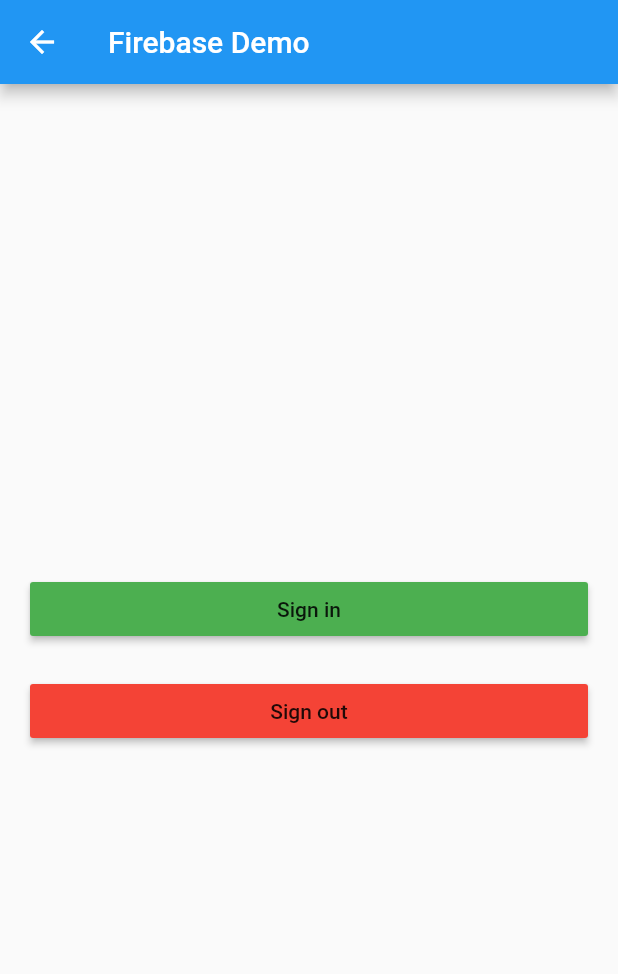
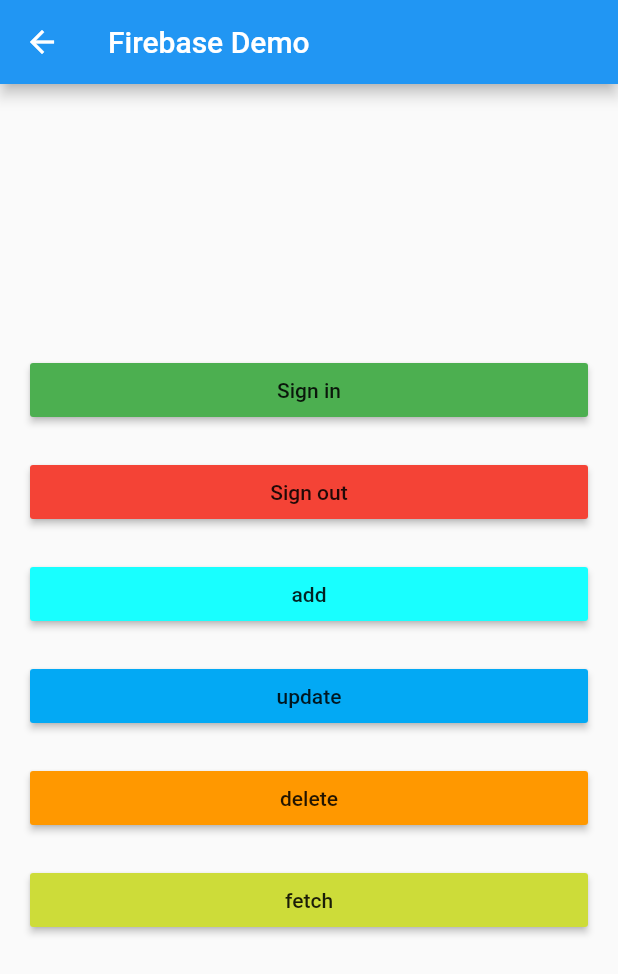
Before and after one commit to Prashant12461246/FlutterApp, a Flutter app: the Practical10 screen opened directly, on a phone screen of 412 x 824 dp. Shown: the top 974 px of the screen. Run offline on Flutter 3.47's test engine with Material 2 defaults, Android fonts, the phone set to English and light mode, and no system bars; our stand-ins replace cloud_firestore, firebase_auth, fluttertoast, google_sign_in; missing offline and left inert: carousel_widget, flutter_webview_plugin, torch; accounts and stored records are empty.

```diff
--- a/lib/Practical10.dart
+++ b/lib/Practical10.dart
@@ -1,12 +1,22 @@
 import 'package:flutter/material.dart';
 import 'package:firebase_auth/firebase_auth.dart';
 import 'package:google_sign_in/google_sign_in.dart';
+import 'package:cloud_firestore/cloud_firestore.dart';
 import 'dart:async';
 
 
-class Practical10 extends StatelessWidget {
+class Practical10 extends StatefulWidget {
 
+  @override
+  _Practical10State createState() => _Practical10State();
+}
+
+class _Practical10State extends State<Practical10> {
+  String myText = null;
+  StreamSubscription<DocumentSnapshot> subscription;
   final FirebaseAuth _auth = FirebaseAuth.instance;
+  final DocumentReference documentReference= Firestore.instance.document("myData/dummy");
+
   final GoogleSignIn googleSignIn = new GoogleSignIn();
 
   Future<FirebaseUser> _signIn() async{
@@ -25,6 +35,69 @@ class Practical10 extends StatelessWidget {
   void _signOut(){
     googleSignIn.signOut();
     print("sign out");
+  }
+
+  void _add(){
+    Map<String,String> data = <String,String>{
+      "name" : "Prashant",
+      "desc" : "student"
+    };
+    documentReference.setData(data).whenComplete((){
+      print("Document added");
+    }).catchError((e)=>print(e));
+
+  }
+
+  void _delete(){
+
+    documentReference.delete().whenComplete((){
+      print("deleted sucessfully");
+      setState(() {
+        myText = null;
+      });
+    }).catchError((e)=>print(e));
+
+  }
+
+  void _update(){
+     Map<String,String> data = <String,String>{
+      "name" : "Prashant updated",
+      "desc" : "student updated"
+    };
+    documentReference.updateData(data).whenComplete((){
+      print("Document updated");
+    }).catchError((e)=>print(e));
+
+  }
+
+  void _fetch(){
+    documentReference.get().then((datasnapshot){
+      if(datasnapshot.exists){
+        setState(() {
+           myText = datasnapshot.data['desc'];
+        });
+
+      }
+    });
+  }
+
+    @override
+  void initState() {
+    super.initState();
+    subscription = documentReference.snapshots().listen((datasnapshot){
+      if(datasnapshot.exists){
+        setState(() {
+           myText = datasnapshot.data['desc'];
+        });
+
+      }
+    });
+  }
+
+  @override
+  void dispose() {
+    super.dispose();
+    subscription?.cancel();
   }
 
   @override
@@ -47,11 +120,40 @@ class Practical10 extends StatelessWidget {
 
             new Padding(padding: const EdgeInsets.all(10.0)),
             new RaisedButton(
-              onPressed: ()=> _signOut(),
+              onPressed:_signOut,
               child: Text("Sign out"),
               color: Colors.red,
             ),
-          ],
+            new Padding(padding: const EdgeInsets.all(10.0)),
+            new RaisedButton(
+              onPressed:_add,
+              child: Text("add"),
+              color: Colors.cyanAccent,
+            ),
+            new Padding(padding: const EdgeInsets.all(10.0)),
+            new RaisedButton(
+              onPressed:_update,
+              child: Text("update"),
+              color: Colors.lightBlue,
+            ),
+            new Padding(padding: const EdgeInsets.all(10.0)),
+            new RaisedButton(
+              onPressed:_delete,
+              child: Text("delete"),
+              color: Colors.orange,
+            ),
+            new Padding(padding: const EdgeInsets.all(10.0)),
+            new RaisedButton(
+              onPressed:_fetch,
+              child: Text("fetch"),
+              color: Colors.lime,
+            ),
+            new Padding(padding: const EdgeInsets.all(10.0)),
+            myText == null?new Container():new Text(myText,style: TextStyle(
+              fontSize: 20.0,
+              color: Colors.green,
+            ),)
+],
         ),
       ),
     );
--- a/lib/main.dart
+++ b/lib/main.dart
@@ -15,7 +15,7 @@ class MyApp extends StatelessWidget {
       title: "practical",
       home: Scaffold(
         appBar: AppBar(
-          title: Text("17it101_practical"),
+          title: Text("17it23_practical"),
           backgroundColor: Colors.blueAccent,
         ),
         drawer: DrawerOnly(),
```
Also changed, not shown: pubspec.yaml (+1 -6 lines), pubspec.lock.
